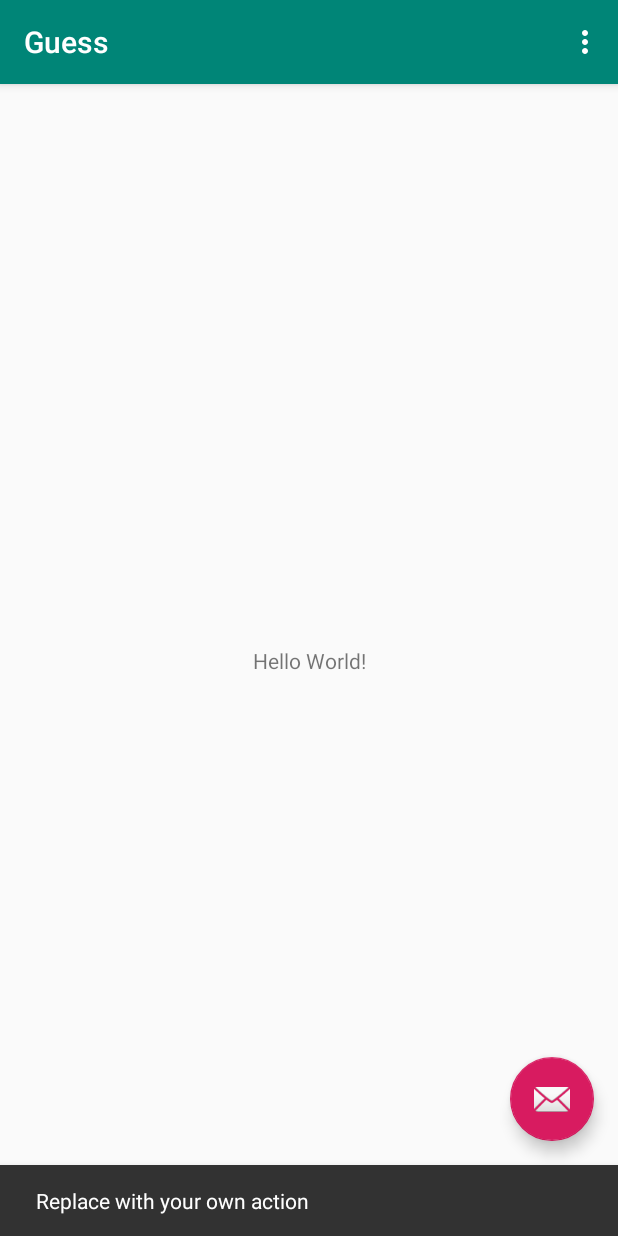
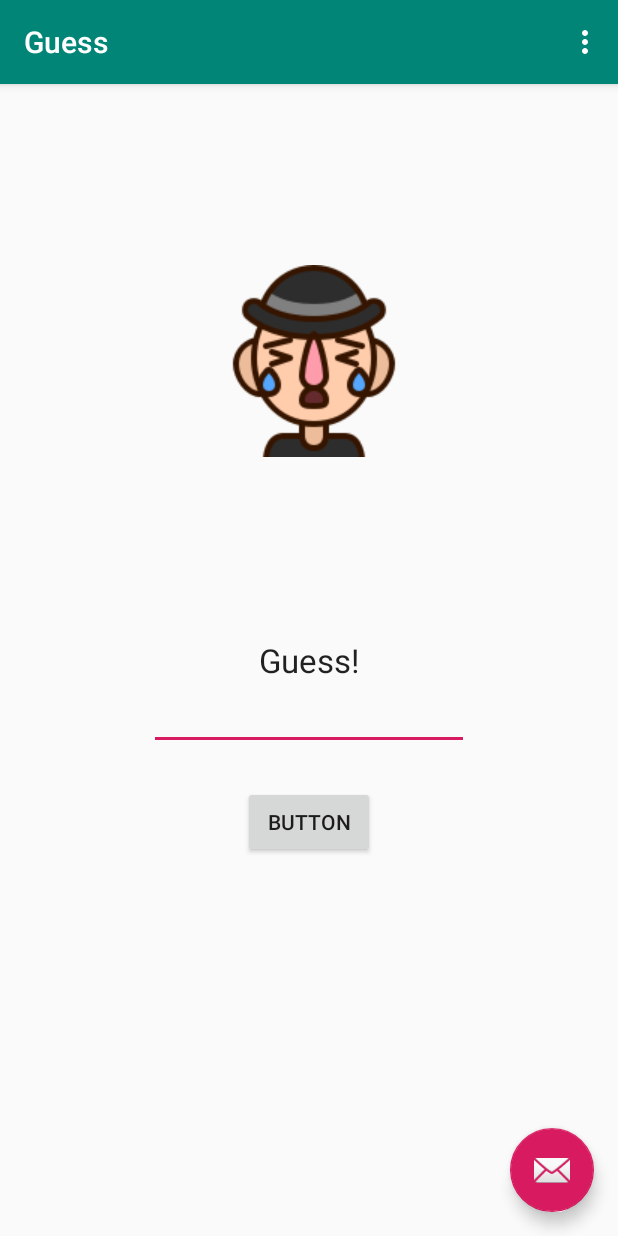
Before and after one commit to harry1126/Guess, an Android app: the screen it shows after launch (MainActivity), after a tap on an icon or button, on a phone screen of 412 x 824 dp. Run offline under Robolectric (Android 15) with nearby library versions, the phone set to English and light mode, and no system bars; 1 other tap on this screen came first.

Commit message:
second commit

```diff
--- a/app/src/main/java/com/tom/guess/MainActivity.java
+++ b/app/src/main/java/com/tom/guess/MainActivity.java
@@ -8,27 +8,56 @@ import com.google.android.material.snackbar.Snackbar;
 import androidx.appcompat.app.AppCompatActivity;
 import androidx.appcompat.widget.Toolbar;
 
+import android.util.Log;
 import android.view.View;
 import android.view.Menu;
 import android.view.MenuItem;
+import android.widget.ImageView;
+import android.widget.TextView;
+import android.widget.Toast;
+
+import java.util.Random;
+import java.util.Scanner;
 
 public class MainActivity extends AppCompatActivity {
+    String counter;
+    int secret = new Random().nextInt(10)+1;
+    private ImageView result;
+    String TAG = MainActivity.class.getSimpleName();
+    private TextView guess;
+    private int num;
 
     @Override
     protected void onCreate(Bundle savedInstanceState) {
         super.onCreate(savedInstanceState);
         setContentView(R.layout.activity_main);
+        guess = findViewById(R.id.guess_number);
+        result = findViewById(R.id.happy);
+        Log.d(TAG,"secret:"+secret);
         Toolbar toolbar = findViewById(R.id.toolbar);
         setSupportActionBar(toolbar);
-
         FloatingActionButton fab = findViewById(R.id.fab);
         fab.setOnClickListener(new View.OnClickListener() {
             @Override
             public void onClick(View view) {
-                Snackbar.make(view, "Replace with your own action", Snackbar.LENGTH_LONG)
-                        .setAction("Action", null).show();
             }
         });
+    }       public void Button(View view){
+                num = Integer.parseInt(guess.getText().toString());
+                if(num ==secret){
+                Toast.makeText(MainActivity.this,"got it",Toast.LENGTH_LONG).show();
+                result.setImageResource(R.drawable.happy);
+                result.setVisibility(view.VISIBLE);
+                }else if (secret>num){
+                Toast.makeText(MainActivity.this,"bigger",Toast.LENGTH_LONG).show();
+                result.setImageResource(R.drawable.upset);
+                result.setVisibility(view.VISIBLE);
+
+                }else if (secret < num){
+                    Toast.makeText(MainActivity.this,"smaller",Toast.LENGTH_LONG).show();
+                    result.setImageResource(R.drawable.upset);
+                    result.setVisibility(view.VISIBLE);
+        }
     }
 
     @Override
--- a/app/src/main/res/layout/content_main.xml
+++ b/app/src/main/res/layout/content_main.xml
@@ -9,12 +9,47 @@
     tools:showIn="@layout/activity_main">
 
     <TextView
+        android:id="@+id/guess"
         android:layout_width="wrap_content"
         android:layout_height="wrap_content"
-        android:text="Hello World!"
+        android:text="Guess!"
+        android:textAppearance="@style/TextAppearance.AppCompat.Large"
         app:layout_constraintBottom_toBottomOf="parent"
         app:layout_constraintLeft_toLeftOf="parent"
         app:layout_constraintRight_toRightOf="parent"
         app:layout_constraintTop_toTopOf="parent" />
 
+    <EditText
+        android:id="@+id/guess_number"
+        android:layout_width="wrap_content"
+        android:layout_height="wrap_content"
+        android:ems="10"
+        android:inputType="numberDecimal"
+        app:layout_constraintEnd_toEndOf="parent"
+        app:layout_constraintStart_toStartOf="parent"
+        app:layout_constraintTop_toBottomOf="@+id/guess" />
+
+    <ImageView
+        android:id="@+id/happy"
+        android:layout_width="wrap_content"
+        android:layout_height="wrap_content"
+        android:visibility="gone"
+        app:layout_constraintBottom_toTopOf="@+id/guess"
+        app:layout_constraintEnd_toEndOf="parent"
+        app:layout_constraintHorizontal_bias="0.505"
+        app:layout_constraintStart_toStartOf="parent"
+        app:layout_constraintTop_toTopOf="parent"
+        app:srcCompat="@drawable/happy" />
+
+    <Button
+        android:id="@+id/button"
+        android:layout_width="wrap_content"
+        android:layout_height="wrap_content"
+        android:layout_marginTop="24dp"
+        android:onClick="Button"
+        android:text="Button"
+        app:layout_constraintEnd_toEndOf="parent"
+        app:layout_constraintStart_toStartOf="parent"
+        app:layout_constraintTop_toBottomOf="@+id/guess_number" />
+
 </androidx.constraintlayout.widget.ConstraintLayout>
```
Also changed, not shown: app/src/main/res/drawable/happy.png (added), app/src/main/res/drawable/upset.png (added).
